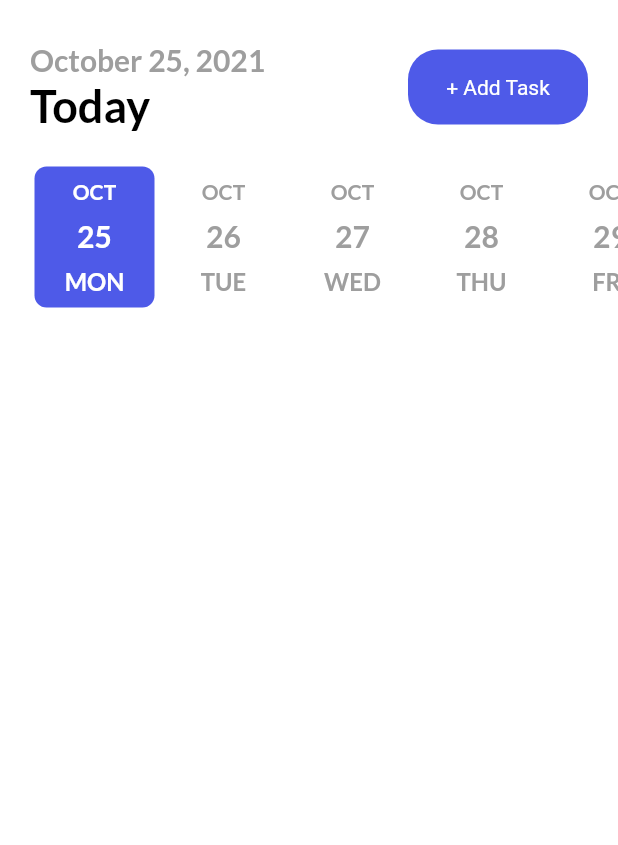
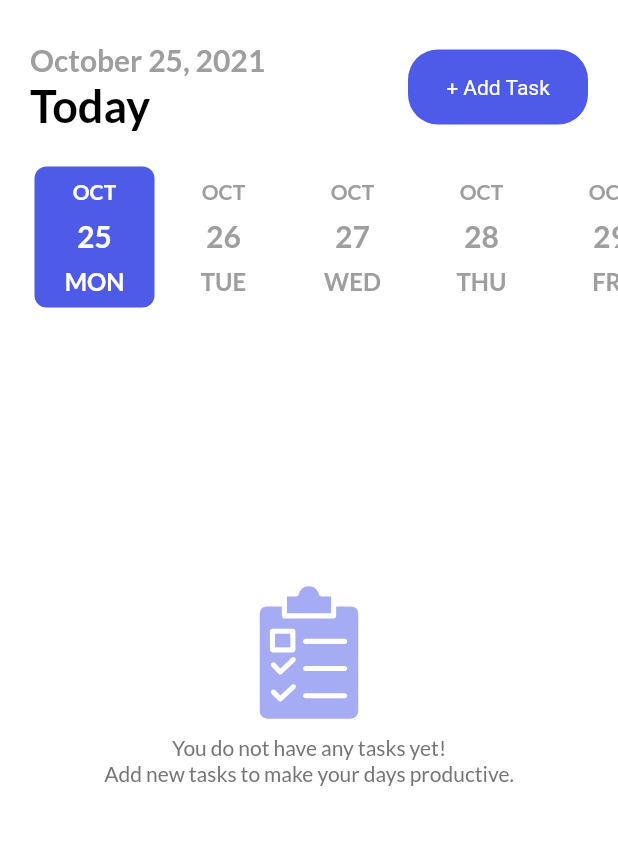
Before and after one commit to jyryuitpro/nada, a Flutter app: the screen it shows after launch, on a phone screen of 412 x 824 dp, the part 57-902 px from its top. Run offline on Flutter 3.47's test engine with Material 2 defaults, Android fonts, the phone set to English and light mode, and no system bars; drawn by our look-alikes of date_picker_timeline; our stand-ins replace animated_splash_screen, flutter_local_notifications, flutter_native_timezone, flutter_staggered_animations, flutter_svg, get and 4 more; accounts and stored records are empty.

Commit message:
2021.10.26 - 베타버전 출시

```diff
--- a/lib/controllers/task_controller.dart
+++ b/lib/controllers/task_controller.dart
@@ -18,7 +18,7 @@ class TaskController extends GetxController {
   // get all the data from table
   void getTasks() async{
     List<Map<String, dynamic>> tasks = await DBHelper.query();
-    taskList.assignAll(tasks.map((data) => new Task.fromJson(data)).toList());
+    taskList.assignAll(tasks.map((data) => Task.fromJson(data)).toList());
   }
 
   void delete(Task task) {
--- a/lib/services/notification_services.dart
+++ b/lib/services/notification_services.dart
@@ -75,7 +75,7 @@ class NotifyHelper {
       uiLocalNotificationDateInterpretation:
           UILocalNotificationDateInterpretation.absoluteTime,
       matchDateTimeComponents: DateTimeComponents.time,
-      payload: "${task.title}|" + "${task.note}|",
+      payload: "${task.title}|" + "${task.note}|" + "${task.startTime}|" + "${task.color}|",
     );
   }
 
--- a/lib/ui/home_page.dart
+++ b/lib/ui/home_page.dart
@@ -1,6 +1,7 @@
 import 'package:date_picker_timeline/date_picker_timeline.dart';
 import 'package:flutter/material.dart';
 import 'package:flutter_staggered_animations/flutter_staggered_animations.dart';
+import 'package:flutter_svg/svg.dart';
 import 'package:get/get.dart';
 import 'package:google_fonts/google_fonts.dart';
 import 'package:intl/intl.dart';
@@ -54,13 +55,17 @@ class _HomePageState extends State<HomePage> {
   _showTasks() {
     return Expanded(
       child: Obx(() {
+        if (_taskController.taskList.isEmpty) {
+          return _noTaskMsg();
+        } else {
           return ListView.builder(
             itemCount: _taskController.taskList.length,
             itemBuilder: (context, index) {
               Task task = _taskController.taskList[index];
               print(task.toJson());
-            if(task.repeat == 'Daily') {
-              DateTime date = DateFormat.jm().parse(task.startTime.toString());
+              if (task.repeat == 'Daily') {
+                DateTime date =
+                    DateFormat.jm().parse(task.startTime.toString());
                 var myTime = DateFormat('HH:mm').format(date);
                 notifyHelper.scheduledNotification(
                   int.parse(myTime.toString().split(':')[0]),
@@ -76,8 +81,7 @@ class _HomePageState extends State<HomePage> {
                         children: [
                           GestureDetector(
                             onTap: () {
-                            _showBottomSheet(
-                                context, task);
+                              _showBottomSheet(context, task);
                             },
                             child: TaskTile(task),
                           ),
@@ -87,7 +91,16 @@ class _HomePageState extends State<HomePage> {
                   ),
                 );
               }
-            if(task.date == DateFormat.yMd().format(_selectedDate)) {
+              if (task.date == DateFormat.yMd().format(_selectedDate)) {
+                DateTime date =
+                    DateFormat.jm().parse(task.startTime.toString());
+                var myTime = DateFormat('HH:mm').format(date);
+                notifyHelper.scheduledNotification(
+                  int.parse(myTime.toString().split(':')[0]),
+                  int.parse(myTime.toString().split(':')[1]),
+                  task,
+                );
+
                 return AnimationConfiguration.staggeredList(
                   position: index,
                   child: SlideAnimation(
@@ -96,8 +109,7 @@ class _HomePageState extends State<HomePage> {
                         children: [
                           GestureDetector(
                             onTap: () {
-                            _showBottomSheet(
-                                context, task);
+                              _showBottomSheet(context, task);
                             },
                             child: TaskTile(task),
                           ),
@@ -111,6 +123,7 @@ class _HomePageState extends State<HomePage> {
               }
             },
           );
+        }
       }),
     );
   }
@@ -327,4 +340,41 @@ class _HomePageState extends State<HomePage> {
       ],
     );
   }
+
+  _noTaskMsg() {
+    return Stack(
+      children: [
+        AnimatedPositioned(
+          duration: Duration(milliseconds: 2000),
+          // left: left,
+          // top:top,
+          child: Container(
+              child: Column(
+            mainAxisAlignment: MainAxisAlignment.center,
+            crossAxisAlignment: CrossAxisAlignment.center,
+            children: [
+              SvgPicture.asset(
+                "images/task.svg",
+                color: primaryClr.withOpacity(0.5),
+                height: 90,
+                semanticsLabel: 'Task',
+              ),
+              Padding(
+                padding:
+                    const EdgeInsets.symmetric(horizontal: 30, vertical: 10),
+                child: Text(
+                  "You do not have any tasks yet!\nAdd new tasks to make your days productive.",
+                  textAlign: TextAlign.center,
+                  style: subTitleStyle,
+                ),
+              ),
+              SizedBox(
+                height: 80,
+              ),
+            ],
+          )),
+        ),
+      ],
+    );
   }
+}
--- a/pubspec.yaml
+++ b/pubspec.yaml
@@ -44,6 +44,7 @@ dependencies:
   sqflite:
   flutter_staggered_animations:
   animated_splash_screen:
+  flutter_svg:
 
 dev_dependencies:
   flutter_test:
```
Also changed, not shown: lib/models/task.dart (+12 -12 lines), lib/ui/notified_page.dart (+160 -31 lines), images/task.svg (added), pubspec.lock. Lines whose indentation alone changed are shown as unchanged.
